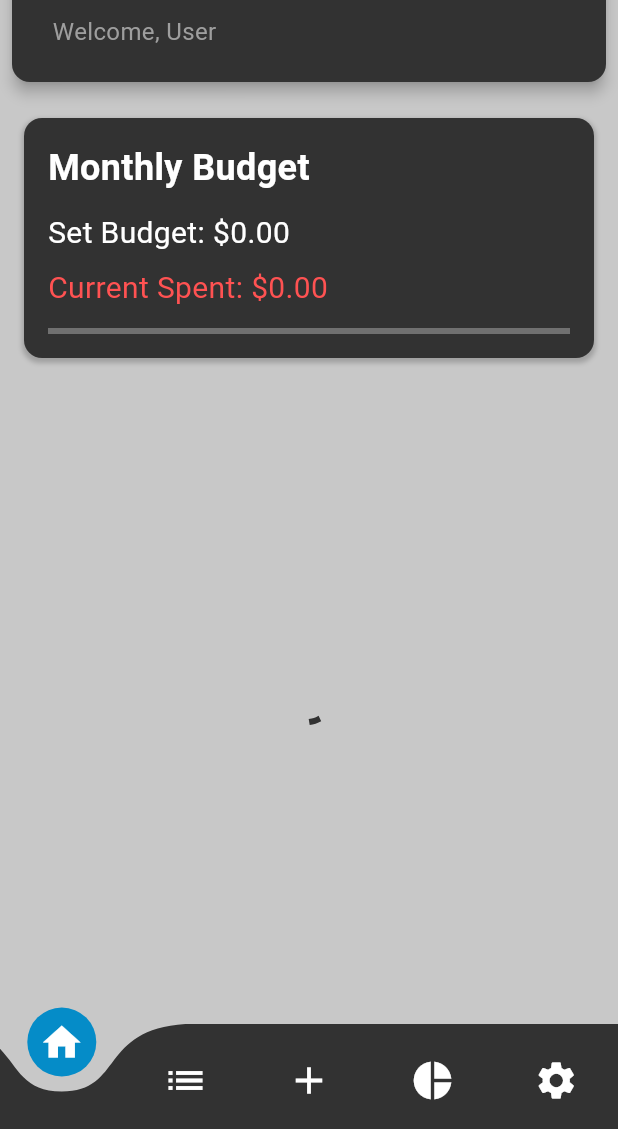
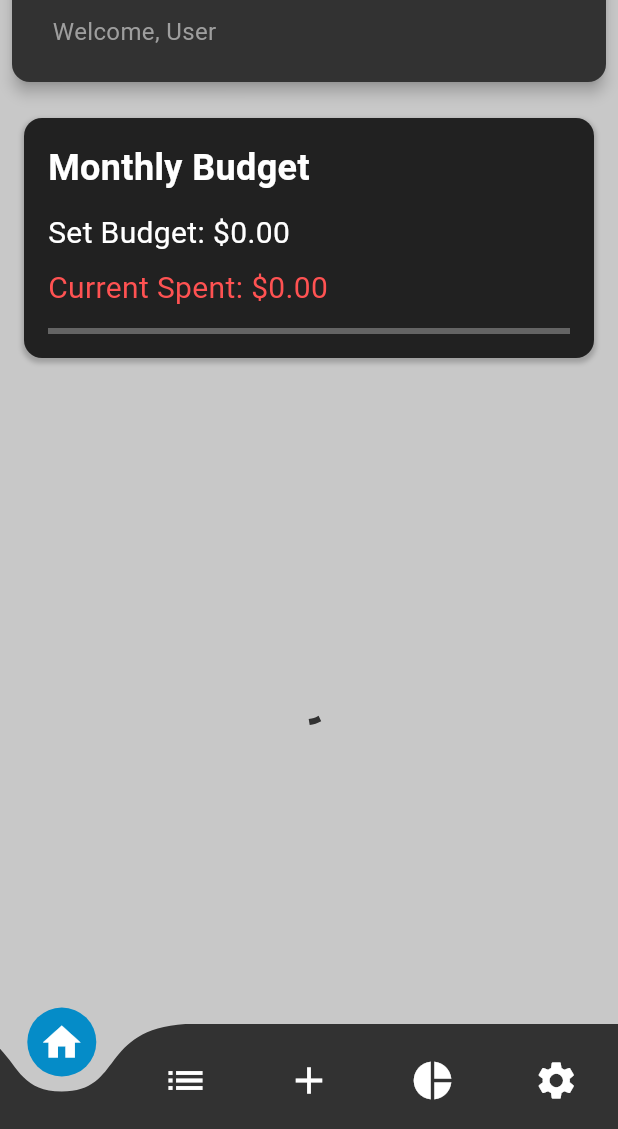
Before and after one commit to Jaashee/PennyWorth, a Flutter app: the screen it shows after launch, on a phone screen of 412 x 824 dp, the part 107-1236 px from its top. Run offline on Flutter 3.47's test engine with Material 3 defaults, Android fonts, the light colour scheme and no system bars; drawn by our look-alikes of curved_navigation_bar; our stand-ins replace shared_preferences; missing offline and left inert: gsheets; key blocks and very long unbroken strings in the code were emptied for the run.

Commit message:
Final commit

```diff
--- a/lib/budget_card.dart
+++ b/lib/budget_card.dart
@@ -1,5 +1,7 @@
 import 'package:flutter/material.dart';
 import 'package:shared_preferences/shared_preferences.dart';
+
+import 'gsheets_api.dart';
 
 class BudgetCard extends StatefulWidget {
   const BudgetCard({Key? key}) : super(key: key);
@@ -21,10 +23,16 @@ class _BudgetCardState extends State<BudgetCard> {
   Future<void> _loadBudgetData() async {
     final prefs = await SharedPreferences.getInstance();
     final budget = prefs.getDouble('monthlyBudget') ?? 0.0;
+
+    // Fetch the transaction amounts
+    final transactionAmounts = await GoogleSheetsApi.getTransactionAmounts();
+    // Calculate the total spent by summing the negative amounts (expenses)
+    final spent = transactionAmounts.fold(
+        0.0, (sum, amount) => sum + (amount < 0 ? amount : 0));
+
     setState(() {
       _monthlyBudget = budget;
-      // Here you would calculate the current spent based on transactions
-      _currentSpent = 0.0; // Replace with actual calculation
+      _currentSpent = spent.abs();
     });
   }
 
@@ -34,21 +42,21 @@ class _BudgetCardState extends State<BudgetCard> {
       padding: const EdgeInsets.all(16.0),
       margin: const EdgeInsets.all(16.0),
       decoration: BoxDecoration(
-        color: Color.fromARGB(255, 50, 50, 50), // Assuming a dark theme
+        color: Colors.grey[900], // Assuming a dark theme
         borderRadius: BorderRadius.circular(12.0),
         boxShadow: [
           BoxShadow(
             color: Colors.black.withOpacity(0.2),
             spreadRadius: 1,
             blurRadius: 2,
-            offset: Offset(0, 2), // changes position of shadow
+            offset: const Offset(0, 2), // changes position of shadow
           ),
         ],
       ),
       child: Column(
         crossAxisAlignment: CrossAxisAlignment.start,
         children: [
-          Text(
+          const Text(
             'Monthly Budget',
             style: TextStyle(
               fontSize: 24,
@@ -56,27 +64,27 @@ class _BudgetCardState extends State<BudgetCard> {
               fontWeight: FontWeight.bold,
             ),
           ),
-          SizedBox(height: 12),
+          const SizedBox(height: 12),
           Text(
             'Set Budget: \$${_monthlyBudget.toStringAsFixed(2)}',
-            style: TextStyle(
+            style: const TextStyle(
               fontSize: 20,
               color: Colors.white,
             ),
           ),
-          SizedBox(height: 8),
+          const SizedBox(height: 8),
           Text(
             'Current Spent: \$${_currentSpent.toStringAsFixed(2)}',
-            style: TextStyle(
+            style: const TextStyle(
               fontSize: 20,
               color: Colors.redAccent,
             ),
           ),
-          SizedBox(height: 12),
+          const SizedBox(height: 12),
           LinearProgressIndicator(
             value: _currentSpent / (_monthlyBudget > 0 ? _monthlyBudget : 1),
             backgroundColor: Colors.white.withOpacity(0.3),
-            valueColor: AlwaysStoppedAnimation<Color>(Colors.greenAccent),
+            valueColor: const AlwaysStoppedAnimation<Color>(Colors.greenAccent),
           ),
         ],
       ),
```
Also changed, not shown: lib/gsheets_api.dart (+8 -2 lines).
